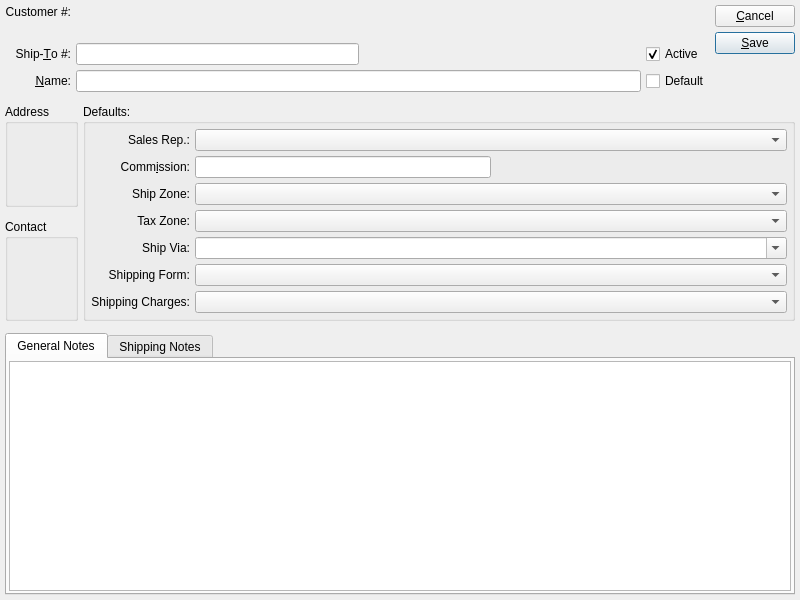
Qt form guiclient/shipTo.ui (Pegasus-RPG/xtuple-client) before a commit.
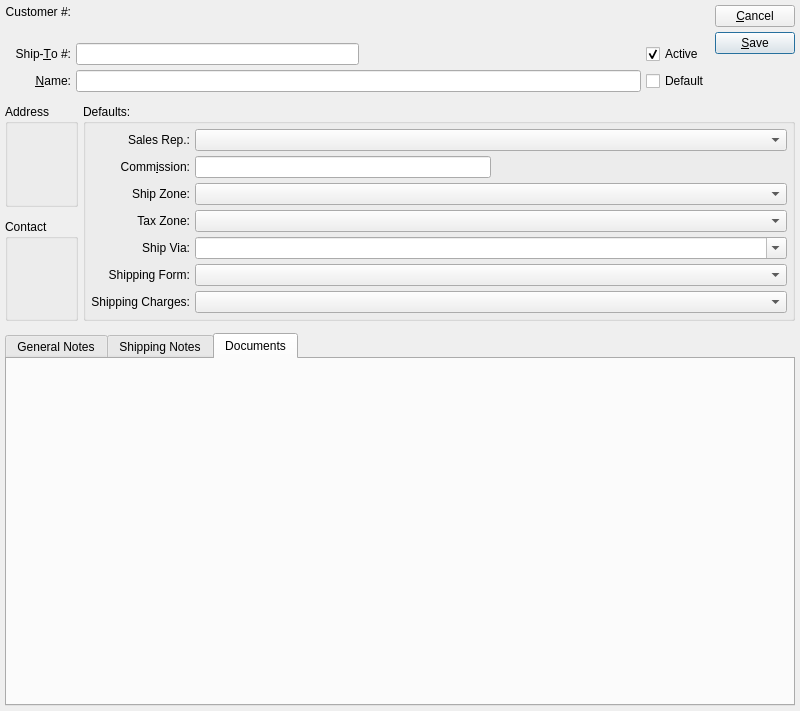
The same form after that commit. The open tabs and pages were chosen to show the change. Custom widgets are drawn as their Qt base class.

Commit message: Issue #11304:add documents widget

```diff
--- a/guiclient/shipTo.ui
+++ b/guiclient/shipTo.ui
@@ -14,7 +14,7 @@
     <x>0</x>
     <y>0</y>
     <width>800</width>
-    <height>600</height>
+    <height>711</height>
    </rect>
   </property>
   <property name="sizeIncrement">
@@ -466,6 +466,20 @@
          </item>
         </layout>
        </widget>
+       <widget class="QWidget" name="_documentsTab">
+        <attribute name="title">
+         <string>Documents</string>
+        </attribute>
+        <layout class="QVBoxLayout" name="verticalLayout_3">
+         <item>
+          <widget class="Documents" name="_documents">
+           <property name="type">
+            <enum>Documents::ShipTo</enum>
+           </property>
+          </widget>
+         </item>
+        </layout>
+       </widget>
       </widget>
      </item>
     </layout>
@@ -484,6 +498,11 @@
    <extends>QWidget</extends>
    <header>contactcluster.h</header>
   </customwidget>
+  <customwidget>
+   <class>Documents</class>
+   <extends>QWidget</extends>
+   <header>documents.h</header>
+  </customwidget>
   <customwidget>
    <class>XComboBox</class>
    <extends>QComboBox</extends>
```
The commit also changes 28 other files.
